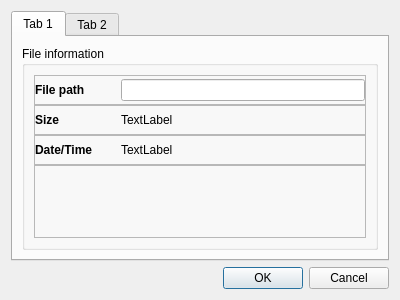
First picture: the form in fpropsdialog.ui, repository vvd7683/SimScanner, before the edit.
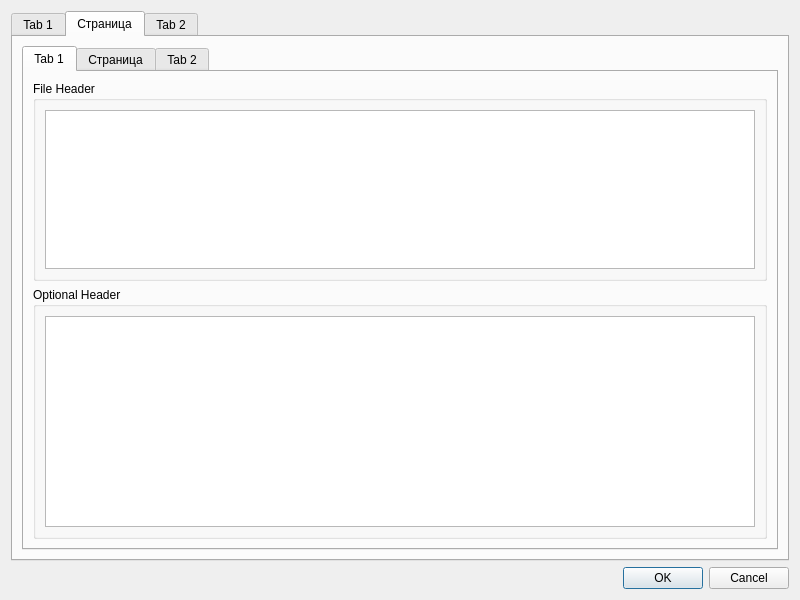
Second picture: the form after the edit. The open tabs and pages were chosen to show the change.

```diff
--- a/fpropsdialog.ui
+++ b/fpropsdialog.ui
@@ -6,10 +6,22 @@
    <rect>
     <x>0</x>
     <y>0</y>
-    <width>400</width>
-    <height>300</height>
+    <width>800</width>
+    <height>600</height>
    </rect>
   </property>
+  <property name="minimumSize">
+   <size>
+    <width>800</width>
+    <height>600</height>
+   </size>
+  </property>
+  <property name="maximumSize">
+   <size>
+    <width>800</width>
+    <height>600</height>
+   </size>
+  </property>
   <property name="windowTitle">
    <string>Dialog</string>
   </property>
@@ -221,7 +233,7 @@
             <property name="maximumSize">
              <size>
               <width>16777215</width>
-              <height>200</height>
+              <height>600</height>
              </size>
             </property>
             <property name="frameShape">
@@ -237,6 +249,83 @@
        </item>
       </layout>
      </widget>
+     <widget class="QWidget" name="tabPeHeader">
+      <attribute name="title">
+       <string>Страница</string>
+      </attribute>
+      <layout class="QHBoxLayout" name="horizontalLayout_4">
+       <item>
+        <widget class="QTabWidget" name="tabPeProperties">
+         <property name="currentIndex">
+          <number>0</number>
+         </property>
+         <widget class="QWidget" name="tabCommonHeaders">
+          <attribute name="title">
+           <string>Tab 1</string>
+          </attribute>
+          <layout class="QVBoxLayout" name="layoutFileInfo_2">
+           <item>
+            <widget class="QGroupBox" name="gboxFileHeader">
+             <property name="minimumSize">
+              <size>
+               <width>0</width>
+               <height>200</height>
+              </size>
+             </property>
+             <property name="maximumSize">
+              <size>
+               <width>16777215</width>
+               <height>200</height>
+              </size>
+             </property>
+             <property name="title">
+              <string>File Header</string>
+             </property>
+             <layout class="QHBoxLayout" name="horizontalLayout_5">
+              <item>
+               <widget class="QTableView" name="tblFileHeader"/>
+              </item>
+             </layout>
+            </widget>
+           </item>
+           <item>
+            <widget class="QGroupBox" name="gboxOptionalHeader">
+             <property name="title">
+              <string>Optional Header</string>
+             </property>
+             <layout class="QHBoxLayout" name="horizontalLayout_6">
+              <item>
+               <widget class="QTableView" name="tblOptionalHeader"/>
+              </item>
+             </layout>
+            </widget>
+           </item>
+          </layout>
+         </widget>
+         <widget class="QWidget" name="tabSections">
+          <attribute name="title">
+           <string>Страница</string>
+          </attribute>
+          <layout class="QHBoxLayout" name="horizontalLayout_7">
+           <item>
+            <widget class="QTableView" name="tblSections"/>
+           </item>
+          </layout>
+         </widget>
+         <widget class="QWidget" name="tabDirectories">
+          <attribute name="title">
+           <string>Tab 2</string>
+          </attribute>
+          <layout class="QVBoxLayout" name="verticalLayout_5">
+           <item>
+            <widget class="QTableView" name="tblDirectories"/>
+           </item>
+          </layout>
+         </widget>
+        </widget>
+       </item>
+      </layout>
+     </widget>
      <widget class="QWidget" name="tabEntropyChart">
       <attribute name="title">
        <string>Tab 2</string>
```
Left out of the diff: 8 changed lines with no effect on the pictures.
